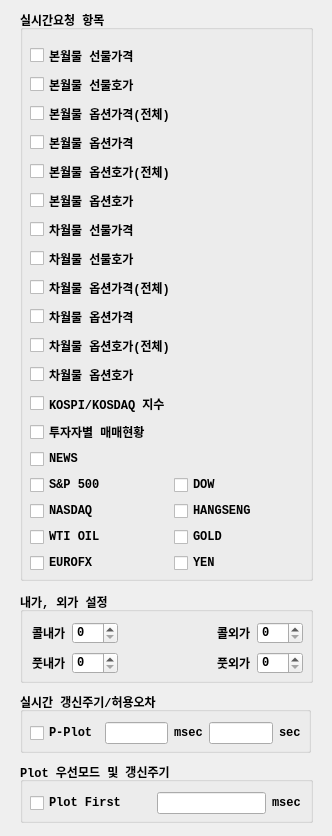
skygoldfish/SkyBot, file UI/realtimeitem.ui: the form before one commit.
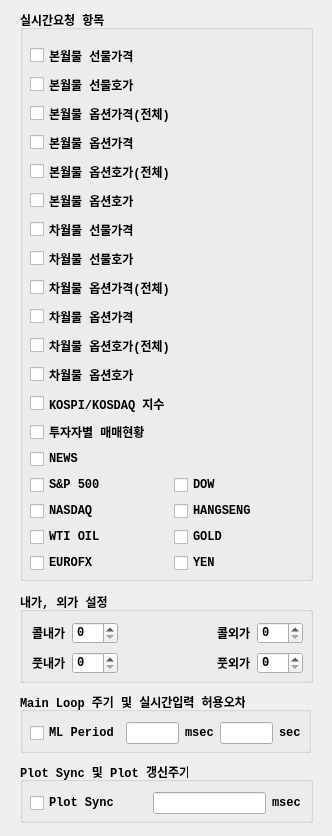
The form after the commit.

```diff
--- a/UI/realtimeitem.ui
+++ b/UI/realtimeitem.ui
@@ -35,7 +35,7 @@
    <property name="flat">
     <bool>false</bool>
    </property>
-   <widget class="QWidget" name="">
+   <widget class="QWidget" name="layoutWidget">
     <property name="geometry">
      <rect>
       <x>10</x>
@@ -403,7 +403,7 @@
     </font>
    </property>
    <property name="title">
-    <string>Plot 우선모드 및 갱신주기</string>
+    <string>Plot Sync 및 Plot 갱신주기</string>
    </property>
    <widget class="QWidget" name="layoutWidget">
     <property name="geometry">
@@ -418,7 +418,7 @@
      <item>
       <widget class="QCheckBox" name="checkBox_plot_first">
        <property name="text">
-        <string>Plot First</string>
+        <string>Plot Sync</string>
        </property>
       </widget>
      </item>
@@ -486,7 +486,7 @@
     </font>
    </property>
    <property name="title">
-    <string>실시간 갱신주기/허용오차</string>
+    <string>Main Loop 주기 및 실시간입력 허용오차</string>
    </property>
    <widget class="QWidget" name="layoutWidget">
     <property name="geometry">
@@ -501,7 +501,7 @@
      <item>
       <widget class="QCheckBox" name="checkBox_periodic_plot">
        <property name="text">
-        <string>P-Plot</string>
+        <string>ML Period</string>
        </property>
       </widget>
      </item>
```
